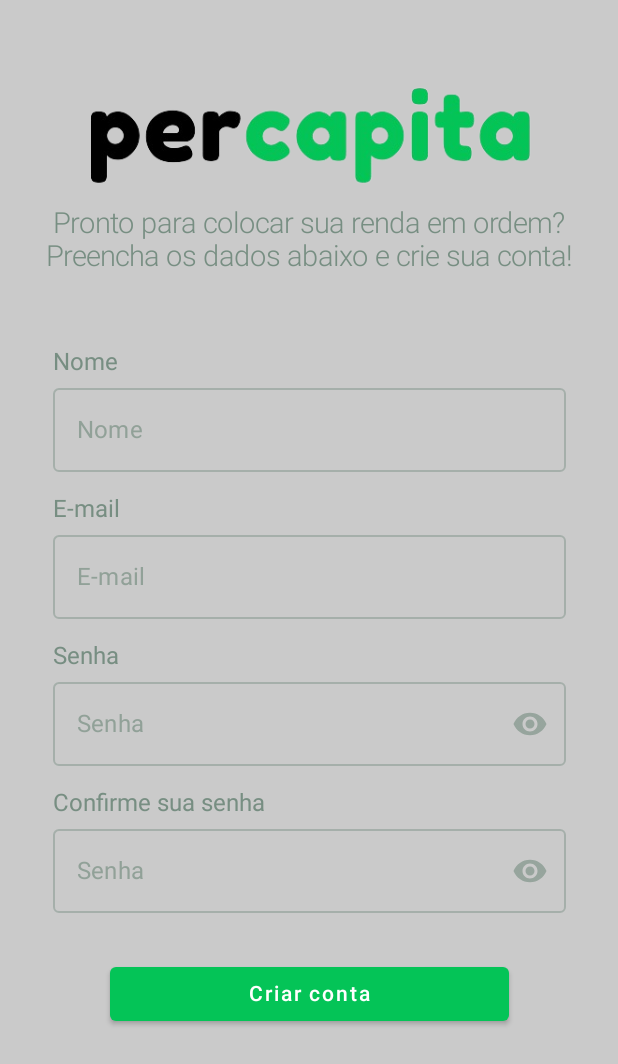
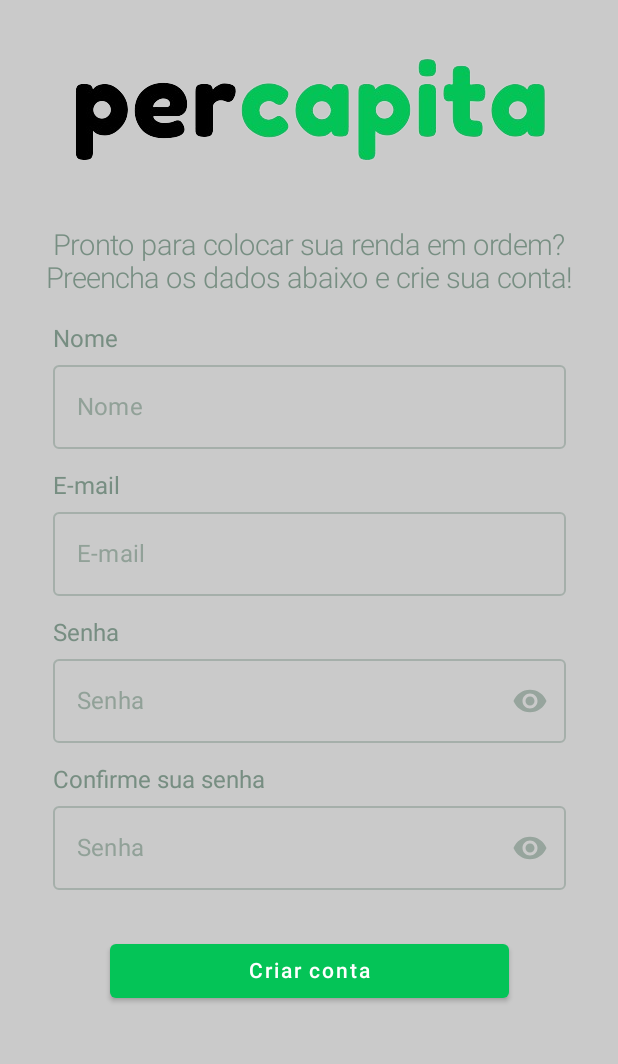
Before and after one commit to danpnx/percapita-app, an Android app built with Jetpack Compose: the @Preview function SignUpScreen_Preview, on a phone screen of 412 x 824 dp. Shown: the top 1064 px of the screen. Run offline under Robolectric (Android 15) with nearby library versions, the phone set to English and light mode, and no system bars.

Commit message:
correcao na funcao SignUpScreen na qual a imagem nao estava enquadrada a tela do aplicativo

```diff
--- a/androidApp/src/main/java/br/com/percapita/android/login/SignUpScreen.kt
+++ b/androidApp/src/main/java/br/com/percapita/android/login/SignUpScreen.kt
@@ -33,9 +33,10 @@ fun SignUpScreen() {
         Surface(modifier = Modifier.fillMaxSize()) {
             Column(verticalArrangement = Arrangement.Top,
                 horizontalAlignment = Alignment.CenterHorizontally,
-                modifier = Modifier.padding(50.dp)) {
+                modifier = Modifier.padding(30.dp)) {
                 Image(painter = painterResource(id = R.drawable.percapita), contentDescription = "Logotipo",
                     contentScale = ContentScale.Fit)
+                Spacer(modifier = Modifier.height(50.dp))
             }
 
             Column(
@@ -57,7 +58,7 @@ fun SignUpScreen() {
                     text = "Preencha os dados abaixo e crie sua conta!", fontSize = 19.sp,
                     fontWeight = FontWeight.Light
                 )
-                Spacer(modifier = Modifier.height(50.dp))
+                Spacer(modifier = Modifier.height(20.dp))
                 Text(
                     text = "Nome",
                     textAlign = TextAlign.Left,
```
